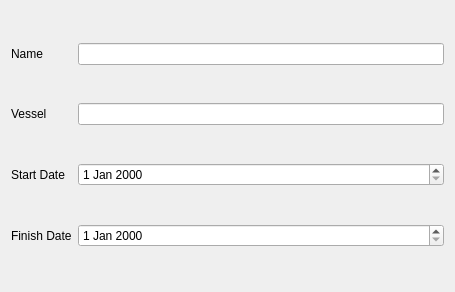
Above: src/resources/trip_widget.ui from open-AIMS/reefscan_desktop_data_manager before the change. Below: the same form after it.
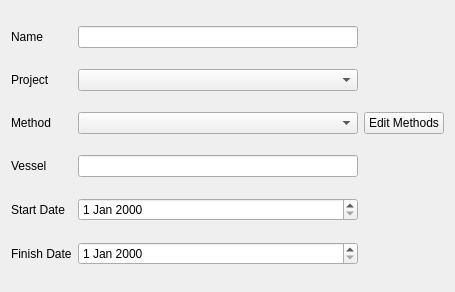
That is the form after the change.

Commit message: Add support for methods. Method is used to determine storage (samba or not). This will need to ber revisited

```diff
--- a/src/resources/trip_widget.ui
+++ b/src/resources/trip_widget.ui
@@ -14,11 +14,18 @@
    <string>Dialog</string>
   </property>
   <layout class="QGridLayout" name="gridLayout">
-   <item row="1" column="1">
+   <item row="3" column="1">
     <widget class="QLineEdit" name="edVessel"/>
    </item>
-   <item row="2" column="1">
-    <widget class="QDateEdit" name="edStart"/>
+   <item row="5" column="1">
+    <widget class="QDateEdit" name="edFinish"/>
+   </item>
+   <item row="3" column="0">
+    <widget class="QLabel" name="label_2">
+     <property name="text">
+      <string>Vessel</string>
+     </property>
+    </widget>
    </item>
    <item row="0" column="0">
     <widget class="QLabel" name="label">
@@ -27,30 +34,50 @@
      </property>
     </widget>
    </item>
-   <item row="2" column="0">
+   <item row="4" column="1">
+    <widget class="QDateEdit" name="edStart"/>
+   </item>
+   <item row="4" column="0">
     <widget class="QLabel" name="label_3">
      <property name="text">
       <string>Start Date</string>
      </property>
     </widget>
    </item>
-   <item row="3" column="0">
-    <widget class="QLabel" name="label_4">
-     <property name="text">
-      <string>Finish Date</string>
-     </property>
-    </widget>
-   </item>
-   <item row="3" column="1">
-    <widget class="QDateEdit" name="edFinish"/>
-   </item>
    <item row="0" column="1">
     <widget class="QLineEdit" name="edName"/>
    </item>
+   <item row="5" column="0">
+    <widget class="QLabel" name="label_4">
+     <property name="text">
+      <string>Finish Date</string>
+     </property>
+    </widget>
+   </item>
+   <item row="1" column="1">
+    <widget class="QComboBox" name="cbProject"/>
+   </item>
    <item row="1" column="0">
-    <widget class="QLabel" name="label_2">
+    <widget class="QLabel" name="label_5">
      <property name="text">
-      <string>Vessel</string>
+      <string>Project</string>
+     </property>
+    </widget>
+   </item>
+   <item row="2" column="0">
+    <widget class="QLabel" name="label_6">
+     <property name="text">
+      <string>Method</string>
+     </property>
+    </widget>
+   </item>
+   <item row="2" column="1">
+    <widget class="QComboBox" name="cbMethod"/>
+   </item>
+   <item row="2" column="2">
+    <widget class="QPushButton" name="btnAddMethod">
+     <property name="text">
+      <string>Edit Methods</string>
      </property>
     </widget>
    </item>
```
The commit also changes 23 other files.
